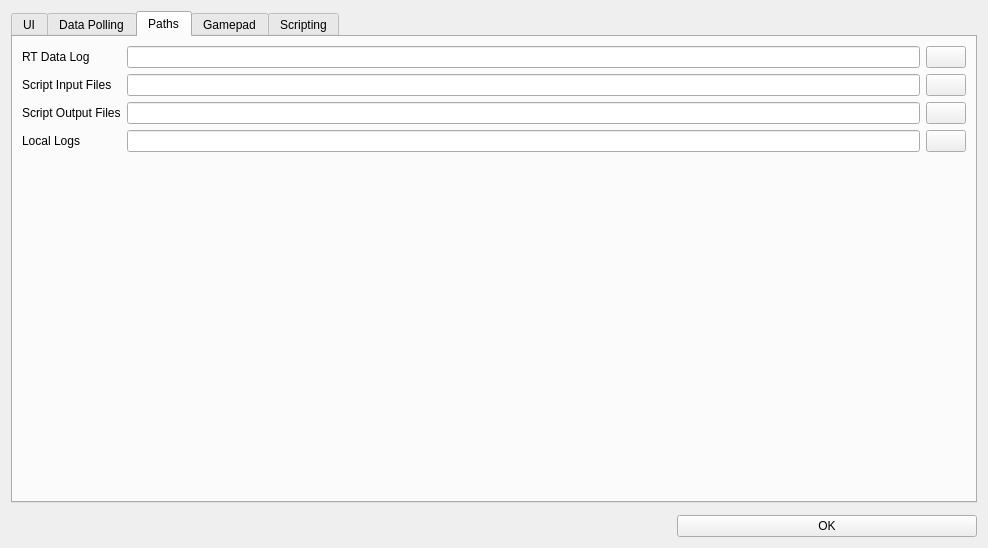
The window that preferences.ui (vitalii-bokhin/vesc_tool) describes before a commit, drawn with Qt 5.
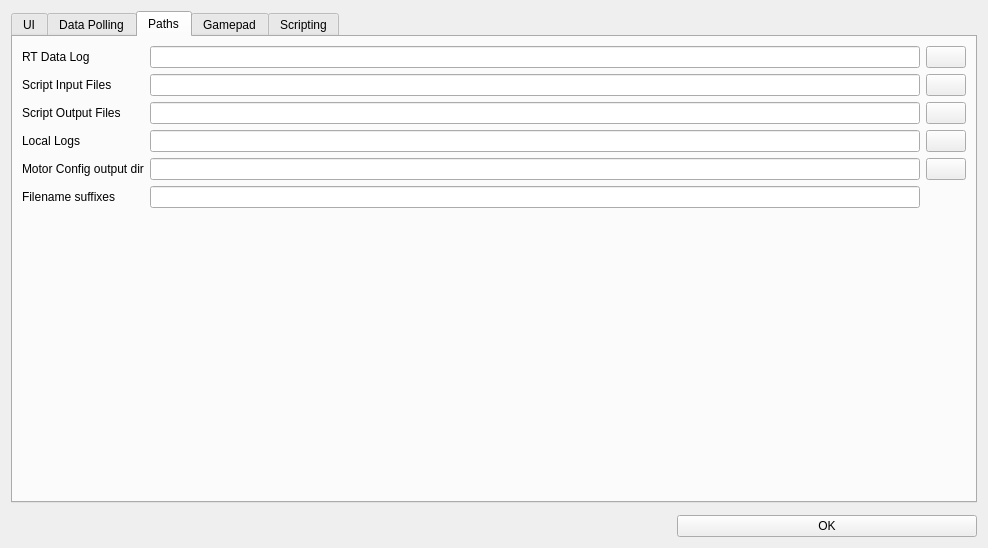
The same window after the commit. The open tabs and pages were chosen to show the change. Icons and pictures are not drawn. Custom widgets are drawn as their Qt base class.

Commit message: save motor config

```diff
--- a/preferences.ui
+++ b/preferences.ui
@@ -467,6 +467,48 @@
            </property>
           </widget>
          </item>
+         <item row="4" column="0">
+          <widget class="QLabel" name="labelMotorConfigXml">
+           <property name="text">
+            <string>Motor Config output dir</string>
+           </property>
+          </widget>
+         </item>
+         <item row="4" column="1">
+          <widget class="QLineEdit" name="pathMotorConfigXmlEdit">
+           <property name="text">
+            <string/>
+           </property>
+          </widget>
+         </item>
+         <item row="4" column="2">
+          <widget class="QPushButton" name="pathMotorConfigXmlChooseButton">
+           <property name="toolTip">
+            <string>Choose output directory</string>
+           </property>
+           <property name="text">
+            <string/>
+           </property>
+           <property name="icon">
+            <iconset resource="res.qrc">
+             <normaloff>:/res/icons/Open Folder-96.png</normaloff>:/res/icons/Open Folder-96.png</iconset>
+           </property>
+          </widget>
+         </item>
+          <item row="5" column="0">
+           <widget class="QLabel" name="labelFilenameSuffixes">
+            <property name="text">
+             <string>Filename suffixes</string>
+            </property>
+           </widget>
+          </item>
+          <item row="5" column="1">
+           <widget class="QLineEdit" name="pathFilenameSuffixesEdit">
+            <property name="text">
+             <string/>
+            </property>
+           </widget>
+          </item>
         </layout>
        </item>
        <item>
```
The commit also changes 5 other files.
